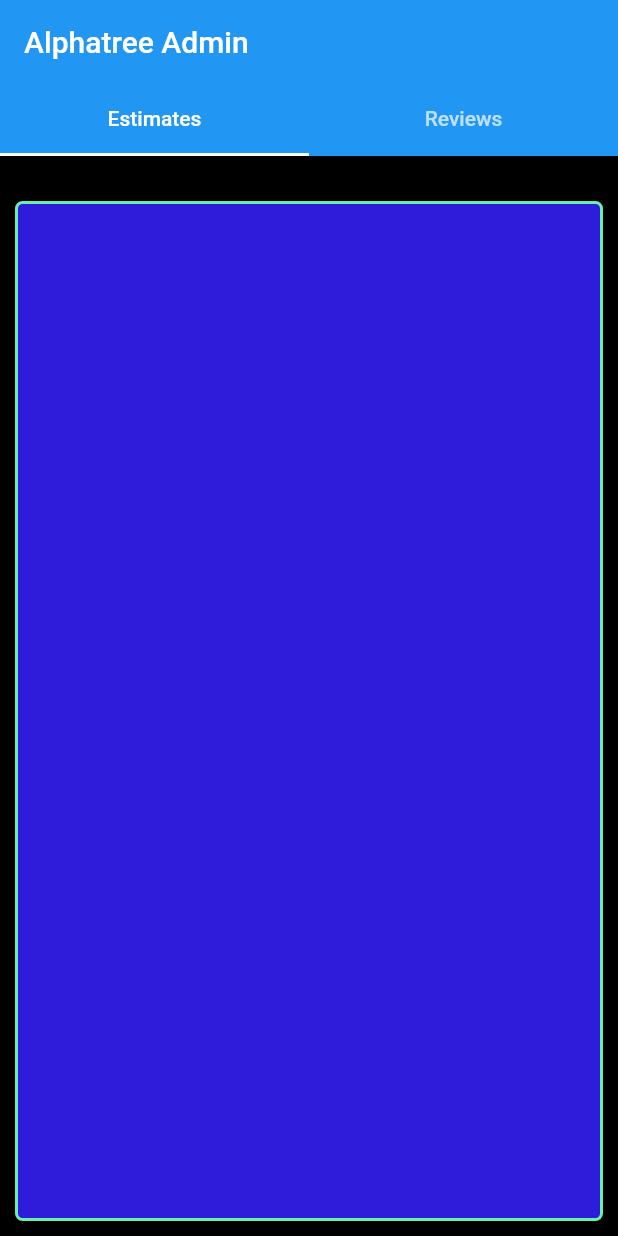
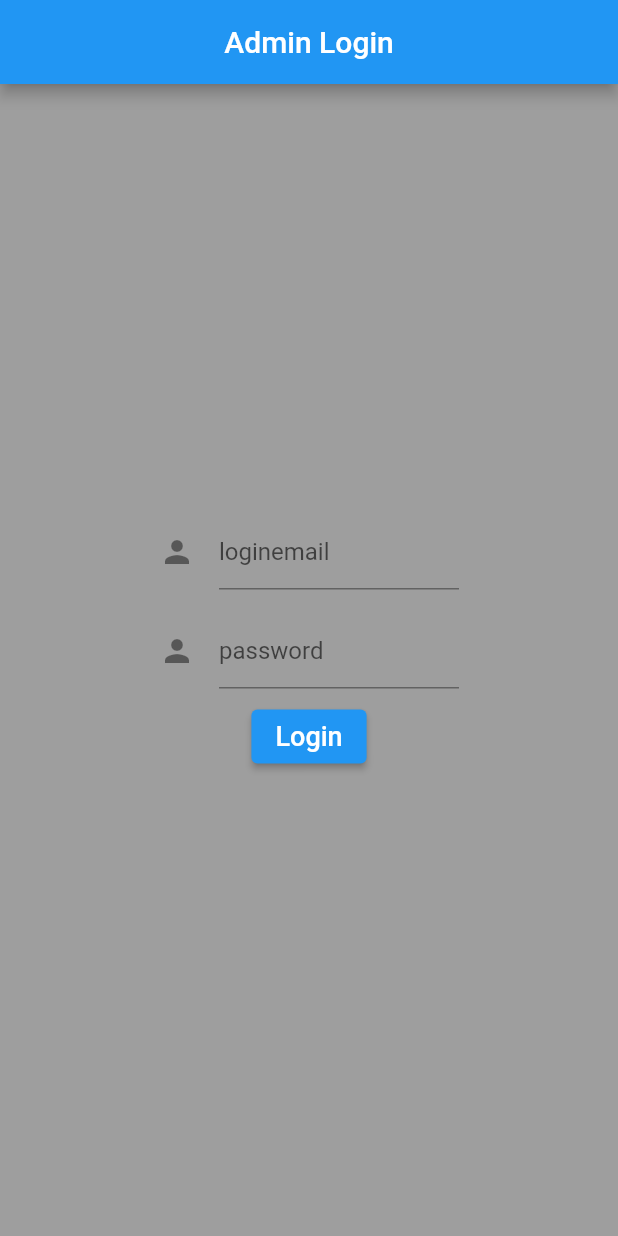
Before and after one commit to cjsmocjsmo/atsadmin, a Flutter app: the screen it shows after launch, on a phone screen of 412 x 824 dp. Run offline on Flutter 3.47's test engine with Material 2 defaults, Android fonts, the light colour scheme and no system bars; our stand-ins replace cloud_firestore, firebase_core, firebase_storage; accounts and stored records are empty.

Commit message:
fix display

```diff
--- a/lib/adminreviewdiv.dart
+++ b/lib/adminreviewdiv.dart
@@ -11,7 +11,7 @@ class ReviewDivAdmin extends StatelessWidget {
         padding: const EdgeInsets.all(10.0),
         child: Container(
           margin: const EdgeInsets.only(top: 20),
-          height: 700,
+          height: 750,
           alignment: const Alignment(0, 0),
           decoration: BoxDecoration(
               color: const Color.fromARGB(255, 47, 28, 218),
--- /dev/null
+++ b/lib/login_view.dart
@@ -0,0 +1,113 @@
+// import 'package:auth_example/signup/view/signup_view.dart';
+// import 'package:auth_service/signup_view.dart';
+// import 'package:auth_example/home/view/home_view.dart';
+// import 'signup_view.dart';
+import 'package:flutter/material.dart';
+
+class LoginView extends StatelessWidget {
+  LoginView({Key? key}) : super(key: key);
+
+  final _formKey = GlobalKey<FormState>();
+  final TextEditingController loginemailController = TextEditingController();
+  final TextEditingController passwordController = TextEditingController();
+
+  String? loginemail = "";
+  String? password = "";
+  // final signInData = {
+
+  // }
+
+  @override
+  Widget build(BuildContext context) {
+    return MaterialApp(
+      title: 'Alphatree Admin',
+      theme: ThemeData(
+        primarySwatch: Colors.blue,
+        scaffoldBackgroundColor: Colors.black,
+      ),
+      home: Scaffold(
+        backgroundColor: Colors.grey,
+        appBar: AppBar(
+          title: const Text('Admin Login'),
+          centerTitle: true,
+        ),
+        body: FocusTraversalGroup(
+          child: Form(
+            key: _formKey,
+            autovalidateMode: AutovalidateMode.always,
+            onChanged: () {
+              Form.of(primaryFocus!.context!)!.save();
+            },
+            child: Center(
+              child: Column(
+                mainAxisAlignment: MainAxisAlignment.center,
+                children: [
+                  Padding(
+                    padding: const EdgeInsets.all(8.0),
+                    child: ConstrainedBox(
+                      constraints: BoxConstraints.tight(const Size(200, 50)),
+                      child: TextFormField(
+                        // validator: (value) {
+                        //   if (value == null || value.isEmpty) {
+                        //     return "A Name is required";
+                        //   } else {
+                        //     return null;
+                        //   }
+                        // },
+                        decoration: const InputDecoration(
+                          icon: Icon(Icons.person),
+                          labelText: 'loginemail',
+                        ),
+                        onSaved: (String? value) {
+                          loginemail = value;
+                        },
+                      ),
+                    ),
+                  ),
+                  Padding(
+                    padding: const EdgeInsets.all(8.0),
+                    child: ConstrainedBox(
+                      constraints: BoxConstraints.tight(const Size(200, 50)),
+                      child: TextFormField(
+                        // validator: (value) {
+                        //   if (value == null || value.isEmpty) {
+                        //     return "A Name is required";
+                        //   } else {
+                        //     return null;
+                        //   }
+                        // },
+                        decoration: const InputDecoration(
+                          icon: Icon(Icons.person),
+                          labelText: 'password',
+                        ),
+                        onSaved: (String? value) {
+                          password = value;
+                        },
+                      ),
+                    ),
+                  ),
+                  ElevatedButton(
+                    onPressed: () {
+                      if (loginemail == "curtis@alphatreeio.xyz" &&
+                          password == "0205") {
+                        Navigator.pushNamed(context, '/admin');
+                      }
+                    },
+                    child: const Text(
+                      "Login",
+                      style: TextStyle(
+                        fontSize: 18,
+                        color: Colors.white,
+                      ),
+                    ),
+                  ),
+                  const SizedBox(height: 30.0),
+                ],
+              ),
+            ),
+          ),
+        ),
+      ),
+    );
+  }
+}
--- a/lib/main.dart
+++ b/lib/main.dart
@@ -1,121 +1,29 @@
 import 'package:flutter/material.dart';
-import 'adminestimatediv.dart';
-import 'adminreviewdiv.dart';
 import 'package:firebase_core/firebase_core.dart';
 import 'firebase_options.dart';
+import 'login_view.dart';
+import 'mainpage.dart';
 
+// void main() => runApp(const AlphaTreeService());
 void main() async {
   WidgetsFlutterBinding.ensureInitialized();
   await Firebase.initializeApp(
     options: DefaultFirebaseOptions.currentPlatform,
   );
-  runApp(const MyApp());
+  runApp(const ATSAdminMain());
 }
 
-class MyApp extends StatelessWidget {
-  const MyApp({super.key});
+class ATSAdminMain extends StatelessWidget {
+  const ATSAdminMain({Key? key}) : super(key: key);
+
+  static const String _title = "AlphaTreeService";
 
   @override
   Widget build(BuildContext context) {
-    return MaterialApp(
-      title: 'Alphatree Admin',
-      theme: ThemeData(
-        primarySwatch: Colors.blue,
-        scaffoldBackgroundColor: Colors.black,
-      ),
-      home: DefaultTabController(
-        length: 2,
-        child: Scaffold(
-          appBar: AppBar(
-            title: const Text("Alphatree Admin"),
-            bottom: const TabBar(
-              tabs: [
-                Tab(icon: Text("Estimates")),
-                Tab(icon: Text("Reviews")),
-              ],
-            ),
-          ),
-          body: const TabBarView(
-            children: [
-              EstimateDivAdmin(),
-              ReviewDivAdmin(),
-            ],
-          ),
-        ),
-      ),
-    );
+    return MaterialApp(title: _title, initialRoute: '/', routes: {
+      '/': (context) => LoginView(),
+      '/admin': (context) => const ATSAdmin(),
+      // '/Vids': (context) => const YoutubePlayerDemo(),
+    });
   }
 }
-
-// class MyHomePage extends StatefulWidget {
-//   const MyHomePage({super.key, required this.title});
-
-//   // This widget is the home page of your application. It is stateful, meaning
-//   // that it has a State object (defined below) that contains fields that affect
-//   // how it looks.
-
-//   // This class is the configuration for the state. It holds the values (in this
-//   // case the title) provided by the parent (in this case the App widget) and
-//   // used by the build method of the State. Fields in a Widget subclass are
-//   // always marked "final".
-
-//   final String title;
-
-//   @override
-//   State<MyHomePage> createState() => _MyHomePageState();
-// }
-
-// class _MyHomePageState extends State<MyHomePage> {
-
-//   @override
-//   Widget build(BuildContext context) {
-//     // This method is rerun every time setState is called, for instance as done
-//     // by the _incrementCounter method above.
-//     //
-//     // The Flutter framework has been optimized to make rerunning build methods
-//     // fast, so that you can just rebuild anything that needs updating rather
-//     // than having to individually change instances of widgets.
-//     return Scaffold(
-//       appBar: AppBar(
-//         // Here we take the value from the MyHomePage object that was created by
-//         // the App.build method, and use it to set our appbar title.
-//         title: Text(widget.title),
-//       ),
-//       body: Center(
-//         // Center is a layout widget. It takes a single child and positions it
-//         // in the middle of the parent.
-//         child: Column(
-//           // Column is also a layout widget. It takes a list of children and
-//           // arranges them vertically. By default, it sizes itself to fit its
-//           // children horizontally, and tries to be as tall as its parent.
-//           //
-//           // Invoke "debug painting" (press "p" in the console, choose the
-//           // "Toggle Debug Paint" action from the Flutter Inspector in Android
-//           // Studio, or the "Toggle Debug Paint" command in Visual Studio Code)
-//           // to see the wireframe for each widget.
-//           //
-//           // Column has various properties to control how it sizes itself and
-//           // how it positions its children. Here we use mainAxisAlignment to
-//           // center the children vertically; the main axis here is the vertical
-//           // axis because Columns are vertical (the cross axis would be
-//           // horizontal).
-//           mainAxisAlignment: MainAxisAlignment.center,
-//           children: <Widget>[
-//             const Text(
-//               'You have pushed the button this many times:',
-//             ),
-//             Text(
-//               '$_counter',
-//               style: Theme.of(context).textTheme.headlineMedium,
-//             ),
-//           ],
-//         ),
-//       ),
-//       floatingActionButton: FloatingActionButton(
-//         onPressed: _incrementCounter,
-//         tooltip: 'Increment',
-//         child: const Icon(Icons.add),
-//       ), // This trailing comma makes auto-formatting nicer for build methods.
-//     );
-//   }
-// }
```
Also changed, not shown: lib/mainpage.dart (added, +124 -0 lines), 1 other file.
